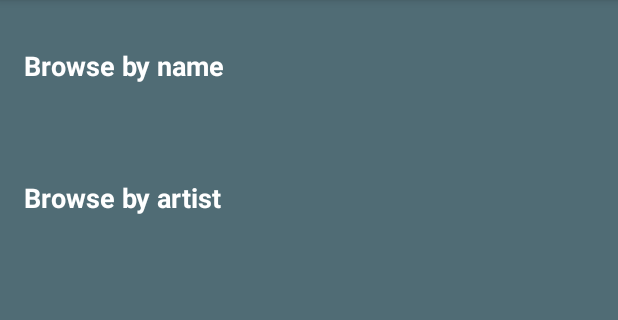
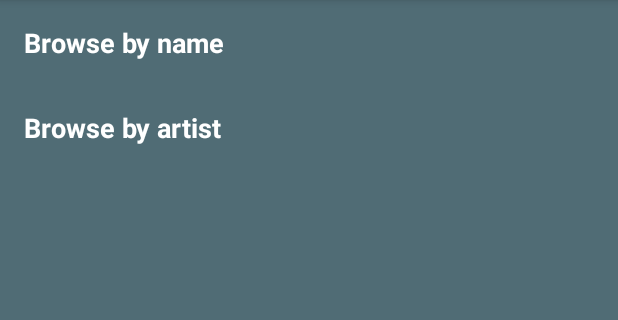
Before and after one commit to AstralMaria/MusicPlayer, an Android app: the screen it shows after launch (MainActivity), on a phone screen of 412 x 824 dp, the part 84-404 px from its top. Run offline under Robolectric (Android 15) with nearby library versions, the phone set to English and light mode, and no system bars; 2 statements that could not run were skipped.

Commit message:
no message

```diff
--- a/app/src/main/AndroidManifest.xml
+++ b/app/src/main/AndroidManifest.xml
@@ -20,8 +20,6 @@
         </activity>
         <activity android:name=".SongsActivity"
             android:label="@string/browse_songs"/>
-    <activity android:name=".ArtistActivity"
-        android:label="@string/browse_artists"/>
     </application>
 
 </manifest>
--- a/app/src/main/java/com/example/android/musicplayer/MainActivity.java
+++ b/app/src/main/java/com/example/android/musicplayer/MainActivity.java
@@ -41,8 +41,8 @@ public class MainActivity extends AppCompatActivity {
             // The code in this method will be executed when the numbers View is clicked on.
             @Override
             public void onClick(View view) {
-                Intent artistIntent = new Intent(MainActivity.this, ArtistActivity.class);
-                startActivity(artistIntent);
+                Intent songsIntent = new Intent(MainActivity.this, SongsActivity.class);
+                startActivity(songsIntent);
             }
 
         });
--- a/app/src/main/java/com/example/android/musicplayer/SongAdapter.java
+++ b/app/src/main/java/com/example/android/musicplayer/SongAdapter.java
@@ -32,12 +32,6 @@ public class SongAdapter extends ArrayAdapter <SongArrayList> {
         // set this text on the name TextView
         songNameTextView.setText(currentSong.getSongName());
 
-        // Find the TextView in the list_item.xml layout with the ID version_number
-        TextView songArtistTextView = (TextView) listItemView.findViewById(R.id.by_artist);
-        // Get the version number from the current AndroidFlavor object and
-        // set this text on the number TextView
-        songArtistTextView.setText(currentSong.getSongArtist());
-
 
         // Return the whole list item layout (containing 2 TextViews and an ImageView)
         // so that it can be shown in the ListView
--- a/app/src/main/res/layout/activity_main.xml
+++ b/app/src/main/res/layout/activity_main.xml
@@ -13,13 +13,19 @@
     <TextView
         android:id="@+id/by_name"
         style="@style/CategoryStyle"
+        android:layout_height="wrap_content"
+        android:layout_width="wrap_content"
         android:background="@color/dark_blue_background"
+        android:textColor="#FFFFFF"
         android:text="@string/browse_songs" />
 
     <TextView
         android:id="@+id/by_artist"
         style="@style/CategoryStyle"
+        android:layout_height="wrap_content"
+        android:layout_width="wrap_content"
         android:background="@color/dark_blue_background"
+        android:textColor="#FFFFFF"
         android:text="@string/browse_artists" />
 
 
```
